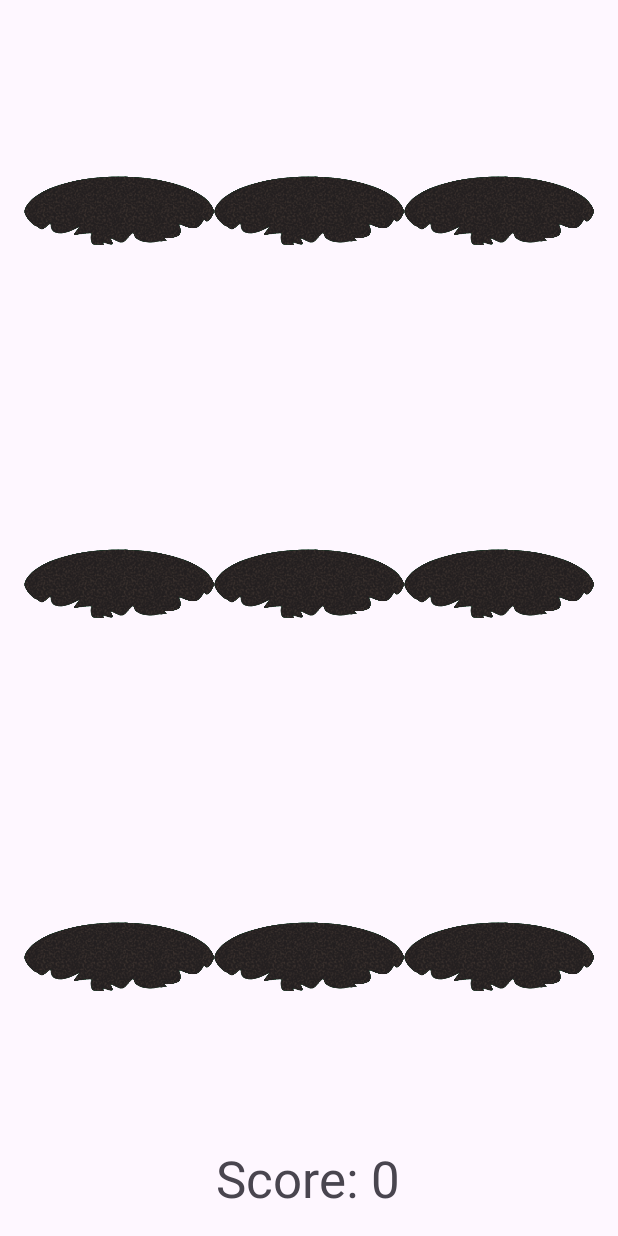
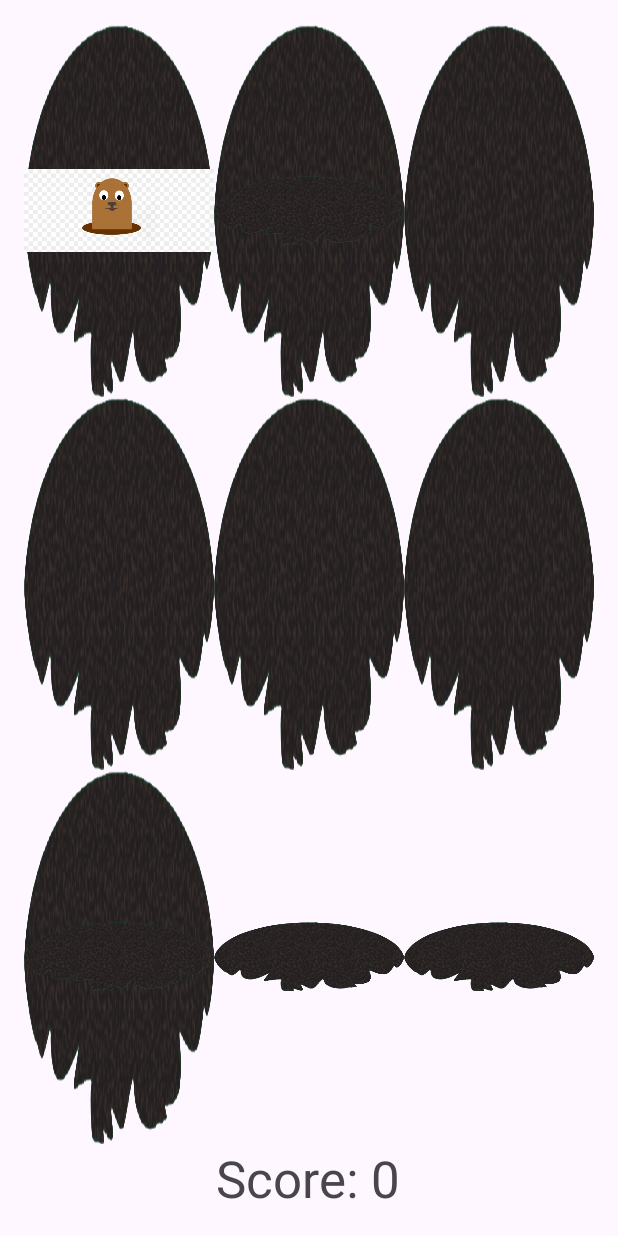
Before and after one commit to jgonz-hub/CPRE388, an Android app: the screen it shows after launch (MainActivity), on a phone screen of 412 x 824 dp. Run offline under Robolectric (Android 15) with nearby library versions, the phone set to English and light mode, and no system bars.

Commit message:
Added more game logic, have to handle why its crashing whenever I hit a mole and fix the orientation of the mole holes

```diff
--- a/Whack-A-Mole/app/src/main/java/com/example/whack_a_mole/GameManager.java
+++ b/Whack-A-Mole/app/src/main/java/com/example/whack_a_mole/GameManager.java
@@ -1,8 +1,16 @@
 package com.example.whack_a_mole;
+
+import android.content.Context;
+import android.widget.ImageView;
 
 import java.util.ArrayList;
 import java.util.List;
 import java.util.Random;
+import android.os.Handler;
+import java.util.logging.LogRecord;
+import android.app.AlertDialog;
+import android.content.DialogInterface;
+
 
 public class GameManager {
     private List<Mole> moles;
@@ -11,39 +19,144 @@ public class GameManager {
     private int spawnIntervalMillis;
     private int initialSpawnIntervalMillis;
     private int maxMissedMoles;
+    private ImageView[] moleHoles;
+    private Handler moleHandler;
 
-    public GameManager(int maxMissedMoles, int initialSpawnIntervalMillis) {
+    private Random rand = new Random();
+
+    private Context context;
+    private static final int MOLE_VISIBILITY_DURATION = 2000; // 2000 milliseconds (2 seconds)
+
+    public GameManager(Context context, int maxMissedMoles, int initialSpawnIntervalMillis, ImageView[] moleHoles, Handler handler)  {
         this.moles = new ArrayList<>();
         this.score = 0;
         this.missedMoles = 0;
         this.maxMissedMoles = maxMissedMoles;
         this.initialSpawnIntervalMillis = initialSpawnIntervalMillis;
         this.spawnIntervalMillis = initialSpawnIntervalMillis;
+        this.moleHoles = moleHoles;
+        this.moleHandler = handler; // Use the provided Handler
         initializeMoles();
     }
 
     private void initializeMoles() {
-        for (int i = 0; i < 9; i++) {
-            moles.add(new Mole(i));
+        for (ImageView moleHole : moleHoles) {
+            moles.add(new Mole(moleHole));
         }
     }
 
-    public void startGame() {
-        // Start spawning moles at random holes at the specified interval
-        // You'll need a timer or a handler to manage this.
+    private int getRandomHoleIndex() {
+
+        return rand.nextInt(moleHoles.length);
     }
 
+    private int getRandomSpawnDelay() {
+        // Generate a random delay between spawns (e.g., between 1000 and 3000 milliseconds)
+        return rand.nextInt(2000) + 1000;
+    }
+
+
+    public void startGame() {
+        // Define a Runnable to spawn moles at random intervals
+        Runnable moleSpawner = new Runnable() {
+            @Override
+            public void run() {
+                if (!isGameOver()) {
+                    int randomHoleIndex = getRandomHoleIndex();
+                    spawnMole(randomHoleIndex);
+
+                    // Schedule the next mole spawn after a random interval
+                    int nextSpawnDelay = getRandomSpawnDelay();
+                    moleHandler.postDelayed(this, nextSpawnDelay);
+                }
+            }
+        };
+
+        // Start spawning moles immediately
+        moleHandler.post(moleSpawner);
+    }
+
+
+    public void spawnMole(int position) {
+        Mole mole = moles.get(position);
+        if (!mole.isVisible()) {
+            mole.spawn();
+            // Start a timer to despawn the mole after a certain duration
+            startDespawnTimer(position);
+        }
+    }
+
+    private void startDespawnTimer(final int position) {
+        Handler handler = new Handler();
+        handler.postDelayed(new Runnable() {
+            @Override
+            public void run() {
+                if (position >= 0 && position < moles.size()) {
+                    Mole mole = moles.get(position);
+                    if (mole.isVisible()) {
+                        mole.despawn();
+                        // Handle any logic for when a mole times out (e.g., decrease score)
+                    }
+                }
+            }
+        }, MOLE_VISIBILITY_DURATION); // Set MOLE_VISIBILITY_DURATION to the desired duration
+    }
+
+
     public void tapMole(int position) {
-        if (moles.get(position).isVisible()) {
-            moles.get(position).despawn();
+        Mole mole = moles.get(position);
+        if (mole.isVisible()) {
+            mole.despawn();
             score++;
             // Adjust the spawn interval or other game logic here
+            // For example, you can decrease spawnIntervalMillis here.
         } else {
             missedMoles++;
             if (missedMoles >= maxMissedMoles) {
                 // Handle game over
+                handleGameOver();
             }
         }
+    }
+
+    public void restartGame() {
+        // Reset game state, score, missed moles, etc.
+        score = 0;
+        missedMoles = 0;
+
+        // Restart mole spawning
+        startGame();
+    }
+
+    public void handleGameOver() {
+        // Stop spawning moles by removing callbacks
+        moleHandler.removeCallbacksAndMessages(null);
+
+        // Show a game over dialog with a restart button
+        AlertDialog.Builder builder = new AlertDialog.Builder(context);
+        builder.setTitle("Game Over");
+        builder.setMessage("Your score: " + score);
+
+        // Add a restart button
+        builder.setPositiveButton("Restart", new DialogInterface.OnClickListener() {
+            @Override
+            public void onClick(DialogInterface dialog, int which) {
+                // Handle restart button click
+                restartGame();
+            }
+        });
+
+        builder.setNegativeButton("Exit", new DialogInterface.OnClickListener() {
+            @Override
+            public void onClick(DialogInterface dialog, int which) {
+                // Handle exit button click or any other actions
+            }
+        });
+
+        builder.setCancelable(false); // Prevent dialog from being canceled by touching outside
+
+        AlertDialog gameOverDialog = builder.create();
+        gameOverDialog.show();
     }
 
     public boolean isGameOver() {
--- a/Whack-A-Mole/app/src/main/java/com/example/whack_a_mole/MainActivity.java
+++ b/Whack-A-Mole/app/src/main/java/com/example/whack_a_mole/MainActivity.java
@@ -1,8 +1,9 @@
 package com.example.whack_a_mole;
 
 import androidx.appcompat.app.AppCompatActivity;
-
 import android.os.Bundle;
+import android.os.Handler;
+import android.os.Looper;
 import android.view.View;
 import android.widget.ImageView;
 import android.widget.TextView;
@@ -17,12 +18,18 @@ public class MainActivity extends AppCompatActivity {
         super.onCreate(savedInstanceState);
         setContentView(R.layout.activity_main);
 
-        // Initialize gameManager, moleHoles, and scoreTextView
-        gameManager = new GameManager(3, 2000); // Example values, adjust as needed
-
-        moleHoles = new ImageView[9]; // Assuming 3x3 grid
-        moleHoles[0] = findViewById(R.id.mole1);
-        // Initialize the rest of the moleHoles array with findViewById
+        // Initialize moleHoles
+        moleHoles = new ImageView[]{
+                findViewById(R.id.mole1),
+                findViewById(R.id.mole2),
+                findViewById(R.id.mole3),
+                findViewById(R.id.mole4),
+                findViewById(R.id.mole5),
+                findViewById(R.id.mole6),
+                findViewById(R.id.mole7),
+                findViewById(R.id.mole8),
+                findViewById(R.id.mole9)
+        };
 
         scoreTextView = findViewById(R.id.scoreTextView);
 
@@ -35,6 +42,10 @@ public class MainActivity extends AppCompatActivity {
                 }
             });
         }
+
+        // Initialize gameManager, moleHoles, and scoreTextView
+        Handler mainThreadHandler = new Handler(Looper.getMainLooper());
+        gameManager = new GameManager(this, 3, 2000, moleHoles, mainThreadHandler);
 
         startGame();
     }
--- a/Whack-A-Mole/app/src/main/java/com/example/whack_a_mole/Mole.java
+++ b/Whack-A-Mole/app/src/main/java/com/example/whack_a_mole/Mole.java
@@ -1,29 +1,27 @@
 package com.example.whack_a_mole;
 
+import android.widget.ImageView;
+
 public class Mole {
-    private int position;
+    private ImageView moleHole;
     private boolean isVisible;
 
-    public Mole(int position) {
-        this.position = position;
-        isVisible = false;
+    public Mole(ImageView moleHole) {
+        this.moleHole = moleHole;
+        this.isVisible = false;
     }
 
     public void spawn() {
         isVisible = true;
-        // Start a timer to despawn the mole after a certain duration
+        moleHole.setImageResource(R.drawable.molenobackground); // Set mole drawable
     }
 
     public void despawn() {
         isVisible = false;
-        // Stop the timer or perform any other required cleanup
+        moleHole.setImageResource(R.drawable.hole); // Set mole hole background
     }
 
     public boolean isVisible() {
         return isVisible;
     }
-
-    public int getPosition() {
-        return position;
-    }
 }
--- a/Whack-A-Mole/app/src/main/res/layout/activity_main.xml
+++ b/Whack-A-Mole/app/src/main/res/layout/activity_main.xml
@@ -18,12 +18,13 @@
             android:id="@+id/mole1"
             android:layout_width="10dp"
             android:layout_height="10dp"
+            android:layout_rowWeight="1"
             android:layout_columnWeight="1"
-            android:layout_rowWeight="1"
-            android:src="@drawable/Hole"
-            android:scaleType="centerInside"
+            android:background="@drawable/hole"
+
             android:clickable="true"
-            android:onClick="onMoleTap" />
+            android:onClick="onMoleTap"
+            android:scaleType="centerInside" /> <!-- Initially set to mole hole background -->
 
         <ImageView
             android:id="@+id/mole2"
@@ -31,7 +32,7 @@
             android:layout_height="10dp"
             android:layout_columnWeight="1"
             android:layout_rowWeight="1"
-            android:src="@drawable/Hole"
+            android:background="@drawable/hole"
             android:scaleType="centerInside"
             android:clickable="true"
             android:onClick="onMoleTap" />
@@ -42,7 +43,7 @@
             android:layout_height="10dp"
             android:layout_columnWeight="1"
             android:layout_rowWeight="1"
-            android:src="@drawable/Hole"
+            android:background="@drawable/hole"
             android:scaleType="centerInside"
             android:clickable="true"
             android:onClick="onMoleTap" />
@@ -53,7 +54,7 @@
             android:layout_height="10dp"
             android:layout_columnWeight="1"
             android:layout_rowWeight="1"
-            android:src="@drawable/Hole"
+            android:background="@drawable/hole"
             android:scaleType="centerInside"
             android:clickable="true"
             android:onClick="onMoleTap" />
@@ -64,7 +65,7 @@
             android:layout_height="10dp"
             android:layout_columnWeight="1"
             android:layout_rowWeight="1"
-            android:src="@drawable/Hole"
+            android:background="@drawable/hole"
             android:scaleType="centerInside"
             android:clickable="true"
             android:onClick="onMoleTap" />
@@ -75,7 +76,7 @@
             android:layout_height="10dp"
             android:layout_columnWeight="1"
             android:layout_rowWeight="1"
-            android:src="@drawable/Hole"
+            android:background="@drawable/hole"
             android:scaleType="centerInside"
             android:clickable="true"
             android:onClick="onMoleTap" />
@@ -86,7 +87,7 @@
             android:layout_height="10dp"
             android:layout_columnWeight="1"
             android:layout_rowWeight="1"
-            android:src="@drawable/Hole"
+            android:background="@drawable/hole"
             android:scaleType="centerInside"
             android:clickable="true"
             android:onClick="onMoleTap" />
@@ -97,10 +98,10 @@
             android:layout_height="10dp"
             android:layout_columnWeight="1"
             android:layout_rowWeight="1"
-            android:src="@drawable/Hole"
+            android:src="@drawable/hole"
             android:scaleType="centerInside"
             android:clickable="true"
-            android:onClick="onMoleTap" />
+            android:onClick="onMoleTap"  />
 
         <ImageView
             android:id="@+id/mole9"
@@ -108,7 +109,7 @@
             android:layout_height="10dp"
             android:layout_columnWeight="1"
             android:layout_rowWeight="1"
-            android:src="@drawable/Hole"
+            android:src="@drawable/hole"
             android:scaleType="centerInside"
             android:clickable="true"
             android:onClick="onMoleTap" />
```
Also changed, not shown: Whack-A-Mole/app/src/main/res/layout/activity_game_over.xml (added, +32 -0 lines), Whack-A-Mole/app/src/main/res/drawable/hitmole.jpg (renamed from Whack-A-Mole/app/src/main/res/drawable/HitMole.jpg), Whack-A-Mole/app/src/main/res/drawable/hole.png (renamed from Whack-A-Mole/app/src/main/res/drawable/Hole.png), Whack-A-Mole/app/src/main/res/drawable/mole.jpg (renamed from Whack-A-Mole/app/src/main/res/drawable/Mole.jpg), Whack-A-Mole/app/src/main/res/drawable/molenobackground.png (renamed from Whack-A-Mole/app/src/main/res/drawable/moleNoBackground.png).
